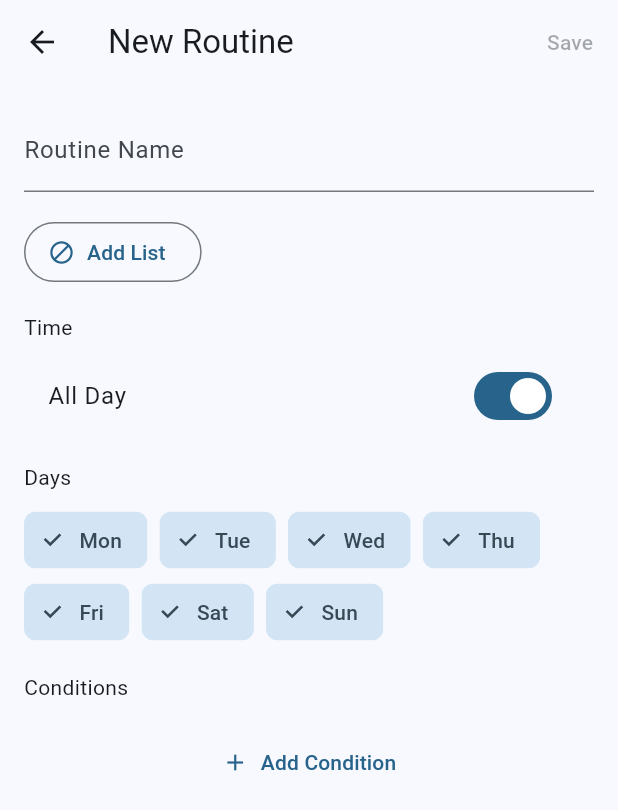
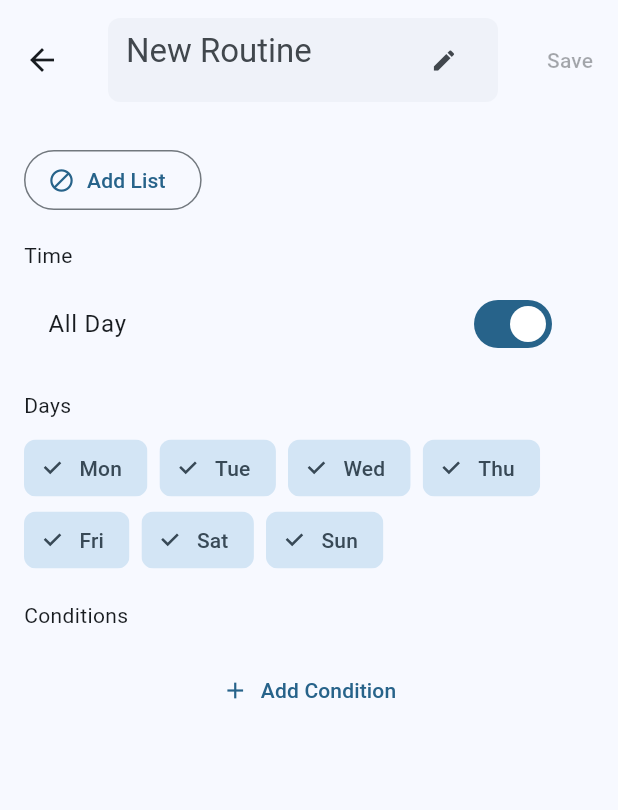
Before and after one commit to feznyng/Routine, a Flutter app: the screen it shows after launch, after a tap on the "add" icon, on a phone screen of 412 x 824 dp. Shown: the top 810 px of the screen. Run offline on Flutter 3.47's test engine with Material 3 defaults, Android fonts, the phone set to English and light mode, and no system bars; our stand-ins replace package_info_plus; missing offline and left inert: cron, launch_at_startup, tray_manager, window_manager; statements that could not run were skipped.

Commit message:
move text field into title

```diff
--- a/lib/widgets/routine_page.dart
+++ b/lib/widgets/routine_page.dart
@@ -348,10 +348,33 @@ class _RoutinePageState extends State<RoutinePage> {
   Widget build(BuildContext context) {
     return Scaffold(
       appBar: AppBar(
-        title: Text(widget.routine.name.isEmpty ? 'New Routine' : widget.routine.name),
+        toolbarHeight: 80,
         leading: IconButton(
           icon: const Icon(Icons.arrow_back),
           onPressed: () => Navigator.of(context).pop(),
+        ),
+        title: Container(
+          padding: const EdgeInsets.symmetric(horizontal: 12, vertical: 4),
+          decoration: BoxDecoration(
+            color: Theme.of(context).colorScheme.surfaceVariant.withOpacity(0.3),
+            borderRadius: BorderRadius.circular(8),
+          ),
+          child: Row(
+            children: [
+              Expanded(
+                child: TextField(
+                  controller: _nameController,
+                  decoration: InputDecoration(
+                    hintText: widget.routine.name.isEmpty ? 'New Routine' : 'Routine Name',
+                    border: InputBorder.none,
+                    isDense: true,
+                    suffixIcon: const Icon(Icons.edit, size: 18),
+                  ),
+                  style: Theme.of(context).textTheme.titleLarge,
+                ),
+              ),
+            ],
+          ),
         ),
         actions: [
           TextButton(
@@ -365,11 +388,6 @@ class _RoutinePageState extends State<RoutinePage> {
         child: Column(
           crossAxisAlignment: CrossAxisAlignment.start,
           children: [
-            TextField(
-              controller: _nameController,
-              decoration: const InputDecoration(labelText: 'Routine Name'),
-            ),
-            const SizedBox(height: 16),
             _buildBlockListSection(),
             const SizedBox(height: 16),
             _buildTimeSection(),
```
